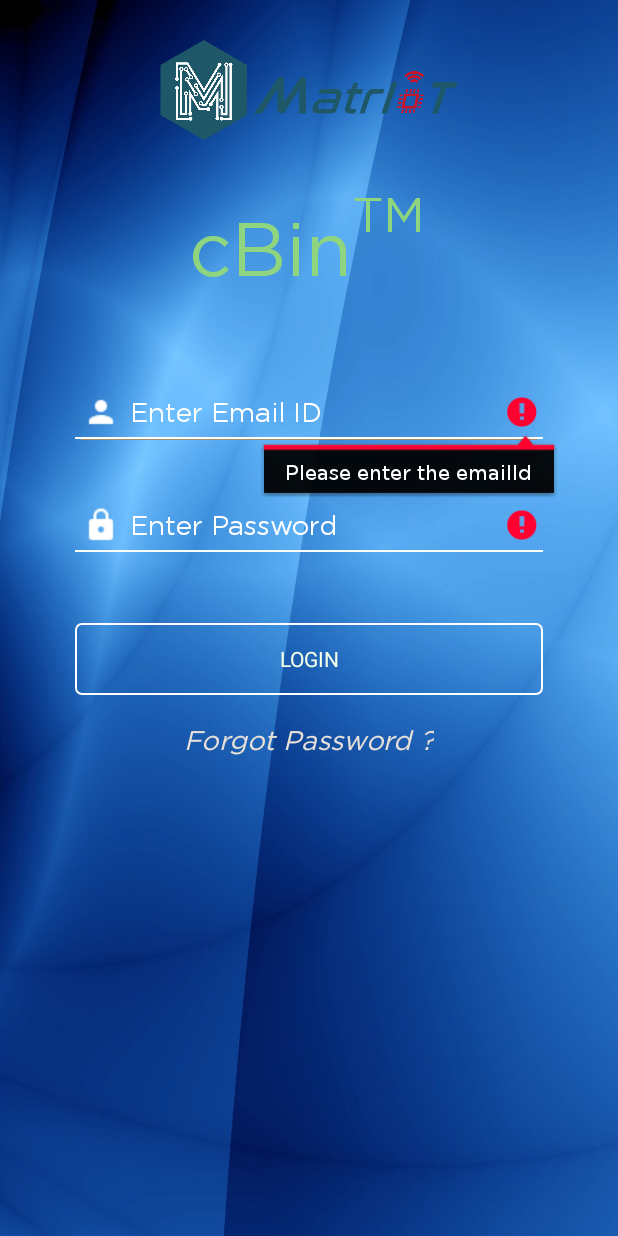
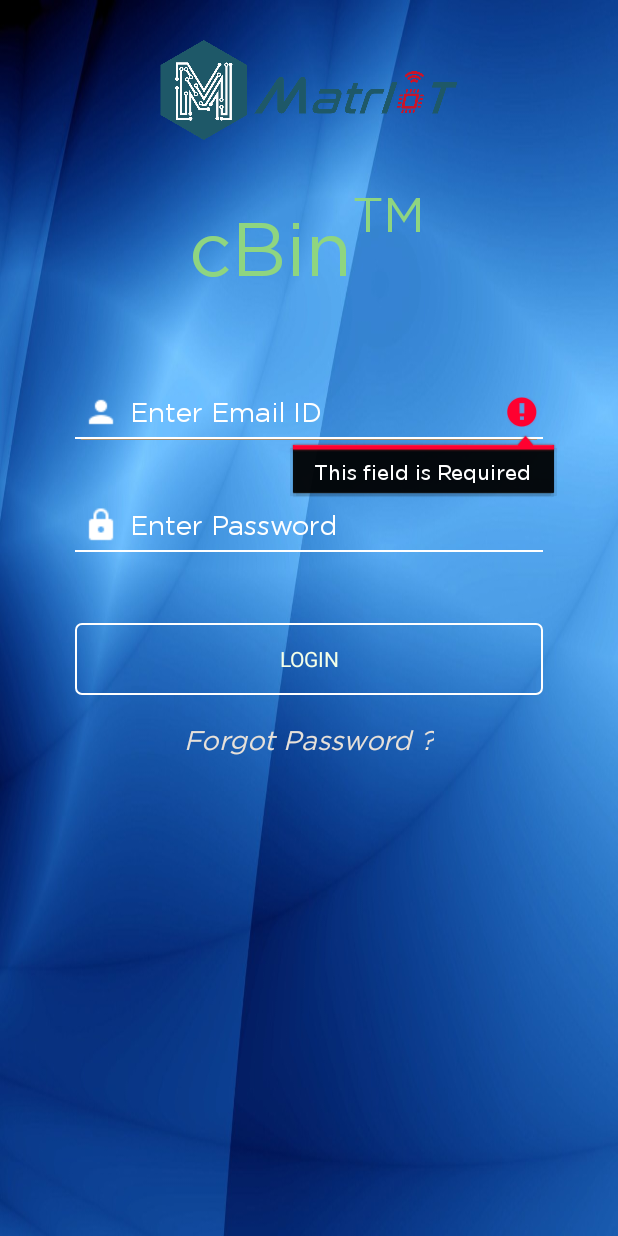
Before and after one commit to samasys-software/montecito, an Android app: the screen it shows after launch (LoginScreen), after a tap on "LOGIN", on a phone screen of 412 x 824 dp. Run offline under Robolectric (Android 15) with nearby library versions, the phone set to English and light mode, and no system bars.

Commit message:
Login Validation

```diff
--- a/Android/app/src/main/java/com/montecito/samayu/ui/LoginScreen.java
+++ b/Android/app/src/main/java/com/montecito/samayu/ui/LoginScreen.java
@@ -91,16 +91,19 @@ public class LoginScreen extends AppCompatActivity {
     public void attemptLogin(){
         String email = loginID.getText().toString();
         String pass = password.getText().toString();
-
-        if (checkValid(email,pass)){
+        boolean validation=checkValid(email,pass);
+        if (validation){
+            focusView.requestFocus();
             return ;
 
         }
+
             loginButton.setEnabled(false);
             final LoginInput loginInput = new LoginInput();
             loginInput.setEmail(email);
             loginInput.setPassword(pass);
             login(loginInput);
+
 
     }
 
@@ -114,25 +117,21 @@ public class LoginScreen extends AppCompatActivity {
         password.setError(null);
 
         if (TextUtils.isEmpty(email)){
-            loginID.setError("Please enter the emailId");
+            loginID.setError("This field is Required");
             focusView = loginID;
             cancel = true;
+            return cancel;
         }
         if(pass!=null){
-
             if(TextUtils.isEmpty(pass)){
-                password.setError("Please enter some value");
+                password.setError("This field is Required");
                 focusView = password;
                 cancel = true;
                 return cancel;
-
             }
 
 
         }
-
-
-
 
         return cancel;
     }
@@ -143,7 +142,7 @@ public class LoginScreen extends AppCompatActivity {
         loginDTOCall.enqueue(new Callback<LoginDTO>() {
             @Override
             public void onResponse(Call<LoginDTO> call, Response<LoginDTO> response) {
-                if( response.isSuccessful() ) {
+                if( response.code()==200 ) {
                     LoginDTO loginDTO = response.body();
                     UserLogin userLogin=new UserLogin();
                     userLogin.setFirstName(loginDTO.getFirstName());
@@ -157,8 +156,14 @@ public class LoginScreen extends AppCompatActivity {
 
                 }
                 else{
+                    if(response.code()==401 || response.code()==403) {
+
                         loginButton.setEnabled(true);
+                        password.setError("The Email or Password is wrong");
+                        focusView = password;
+                        return;
                         //Show Error Message
+                    }
                 }
             }
 
```
Lines whose indentation alone changed are shown as unchanged.
